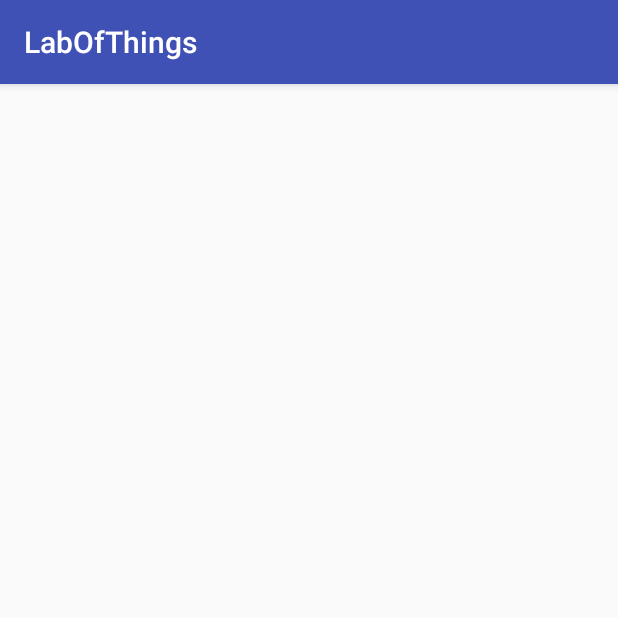
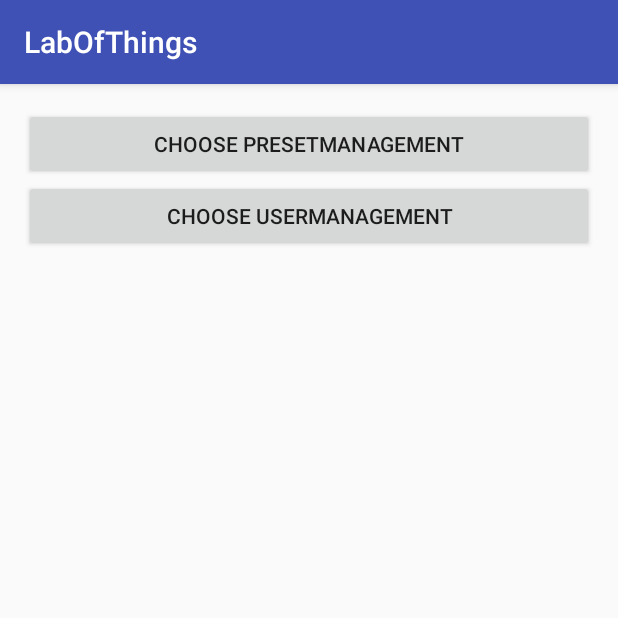
Before and after one commit to patrickm90/hci, an Android app: the AdminMainActivity screen opened directly, with no data from a screen before it, on a phone screen of 412 x 824 dp, the top half of it. Run offline under Robolectric (Android 15) with nearby library versions, the phone set to English and light mode, and no system bars.

Commit message:
patrick: big update

```diff
--- a/LabOfThings/app/src/main/AndroidManifest.xml
+++ b/LabOfThings/app/src/main/AndroidManifest.xml
@@ -17,8 +17,9 @@
         </activity>
         <activity android:name=".activity.admin.AdminMainActivity" />
         <activity android:name=".activity.monitor.MonitorMainActivity" />
-        <activity android:name=".activity.user.UserMainActivity">
-        </activity>
+        <activity android:name=".activity.user.UserMainActivity" />
+        <activity android:name=".activity.admin.AdminPresetManagement" />
+        <activity android:name=".activity.admin.AdminUserManagement"></activity>
     </application>
 
 </manifest>
--- a/LabOfThings/app/src/main/java/at/ac/univie/labofthings/activity/admin/AdminMainActivity.java
+++ b/LabOfThings/app/src/main/java/at/ac/univie/labofthings/activity/admin/AdminMainActivity.java
@@ -1,7 +1,10 @@
 package at.ac.univie.labofthings.activity.admin;
 
+import android.content.Intent;
 import android.support.v7.app.AppCompatActivity;
 import android.os.Bundle;
+import android.view.View;
+import android.widget.Button;
 
 import at.ac.univie.labofthings.R;
 
@@ -11,5 +14,23 @@ public class AdminMainActivity extends AppCompatActivity {
     protected void onCreate(Bundle savedInstanceState) {
         super.onCreate(savedInstanceState);
         setContentView(R.layout.activity_admin_main);
+
+        final Button btn_preset_admin_choice = (Button) findViewById(R.id.btn_preset_admin_choice);
+        final Button btn_user_admin_choice = (Button) findViewById(R.id.btn_user_admin_choice);
+
+        btn_preset_admin_choice.setOnClickListener(new View.OnClickListener() {
+            public void onClick(View v) {
+                Intent presetManagementIntent = new Intent(getBaseContext(), AdminPresetManagement.class);
+                startActivity(presetManagementIntent);
+
+            }
+        });
+        btn_user_admin_choice.setOnClickListener(new View.OnClickListener() {
+            public void onClick(View v) {
+                Intent userManagementIntent = new Intent(getBaseContext(), AdminUserManagement.class);
+                startActivity(userManagementIntent);
+            }
+        });
+
     }
 }
--- a/LabOfThings/app/src/main/java/at/ac/univie/labofthings/backend/session/UserQuery.java
+++ b/LabOfThings/app/src/main/java/at/ac/univie/labofthings/backend/session/UserQuery.java
@@ -11,7 +11,7 @@ public class UserQuery {
     private final static User lab = new User("lab", "lab", User.UserType.User);
     private final static User control = new User("control", "control", User.UserType.Monitor);
 
-    private static List<User> getUserList()
+    public static List<User> getUserList()
     {
         List<User> userList = new ArrayList<>();
         userList.add(admin);
--- a/LabOfThings/app/src/main/res/layout/activity_admin_main.xml
+++ b/LabOfThings/app/src/main/res/layout/activity_admin_main.xml
@@ -8,5 +8,23 @@
     android:paddingRight="@dimen/activity_horizontal_margin"
     android:paddingTop="@dimen/activity_vertical_margin"
     tools:context=".activity.admin.AdminMainActivity">
+    <LinearLayout
+        android:orientation="vertical"
+        android:layout_width="match_parent"
+        android:layout_height="match_parent">
 
+        <Button
+            android:layout_width="match_parent"
+            android:layout_height="wrap_content"
+            android:id="@+id/btn_preset_admin_choice"
+            android:text="@string/btn_preset_admin_choice"
+            />
+        <Button
+            android:layout_width="match_parent"
+            android:layout_height="wrap_content"
+            android:id="@+id/btn_user_admin_choice"
+            android:text="@string/btn_user_admin_choice"
+            />
+
+    </LinearLayout>
 </RelativeLayout>
--- a/LabOfThings/app/src/main/res/values/strings.xml
+++ b/LabOfThings/app/src/main/res/values/strings.xml
@@ -13,4 +13,6 @@
         <item>Controller</item>
 
     </string-array>
+    <string name="btn_preset_admin_choice">Choose Presetmanagement</string>
+    <string name="btn_user_admin_choice">Choose Usermanagement</string>
 </resources>
```
Also changed, not shown: LabOfThings/app/src/main/java/at/ac/univie/labofthings/activity/admin/AdminPresetManagement.java (added, +15 -0 lines), LabOfThings/app/src/main/java/at/ac/univie/labofthings/activity/admin/AdminUserManagement.java (added, +101 -0 lines), LabOfThings/app/src/main/res/layout/activity_admin_preset_management.xml (added, +12 -0 lines), LabOfThings/app/src/main/res/layout/activity_admin_user_management.xml (added, +22 -0 lines).
